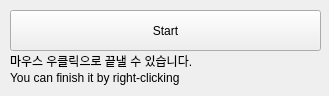
skyclad0x7b7/Pacro, file lib/gui/MakeScript.ui: the form before one commit.
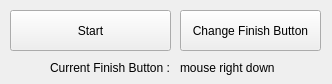
The form after the commit.

Commit message: Add 'change finish button'

What changed in the file:
```diff
--- a/lib/gui/MakeScript.ui
+++ b/lib/gui/MakeScript.ui
@@ -6,46 +6,20 @@
    <rect>
     <x>0</x>
     <y>0</y>
-    <width>329</width>
-    <height>96</height>
+    <width>332</width>
+    <height>84</height>
    </rect>
   </property>
   <property name="windowTitle">
    <string>MakeScript</string>
   </property>
   <widget class="QWidget" name="centralwidget">
-   <widget class="QLabel" name="label_kor">
-    <property name="geometry">
-     <rect>
-      <x>10</x>
-      <y>50</y>
-      <width>311</width>
-      <height>21</height>
-     </rect>
-    </property>
-    <property name="text">
-     <string>마우스 우클릭으로 끝낼 수 있습니다.</string>
-    </property>
-   </widget>
-   <widget class="QLabel" name="label_eng">
-    <property name="geometry">
-     <rect>
-      <x>10</x>
-      <y>70</y>
-      <width>301</width>
-      <height>16</height>
-     </rect>
-    </property>
-    <property name="text">
-     <string>You can finish it by right-clicking</string>
-    </property>
-   </widget>
    <widget class="QPushButton" name="button_start">
     <property name="geometry">
      <rect>
       <x>10</x>
       <y>10</y>
-      <width>311</width>
+      <width>161</width>
       <height>41</height>
      </rect>
     </property>
@@ -53,6 +27,45 @@
      <string>Start</string>
     </property>
    </widget>
+   <widget class="QPushButton" name="button_change_finish_button">
+    <property name="geometry">
+     <rect>
+      <x>180</x>
+      <y>10</y>
+      <width>141</width>
+      <height>41</height>
+     </rect>
+    </property>
+    <property name="text">
+     <string>Change Finish Button</string>
+    </property>
+   </widget>
+   <widget class="QLabel" name="label">
+    <property name="geometry">
+     <rect>
+      <x>50</x>
+      <y>60</y>
+      <width>131</width>
+      <height>16</height>
+     </rect>
+    </property>
+    <property name="text">
+     <string>Current Finish Button : </string>
+    </property>
+   </widget>
+   <widget class="QLabel" name="label_finish_button">
+    <property name="geometry">
+     <rect>
+      <x>180</x>
+      <y>60</y>
+      <width>131</width>
+      <height>16</height>
+     </rect>
+    </property>
+    <property name="text">
+     <string>mouse right down</string>
+    </property>
+   </widget>
   </widget>
  </widget>
  <resources/>
```
The commit also changes 2 other files.
